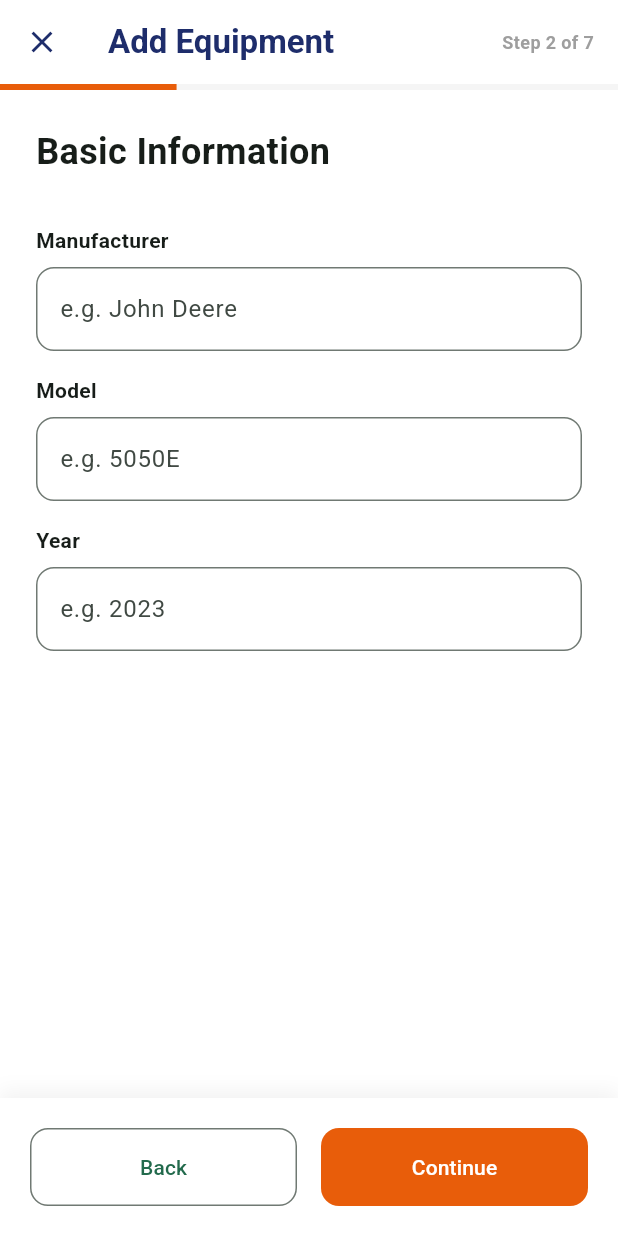
After one commit to akamsr/fgtagro_mobile, a Flutter app: the EquipmentPublicationScreen screen opened by its route, after a tap on "Continue", on a phone screen of 412 x 824 dp. The commit adds this screen. Run offline on Flutter 3.47's test engine with Material 3 defaults, Android fonts, the phone set to English and light mode, and no system bars; our stand-ins replace auto_route, connectivity_plus, dartz, device_info_plus, dio, equatable and 24 more; missing offline and left inert: flutter_branch_sdk; accounts and stored records are empty; generated files the repository leaves out were written again; Roboto replaces fonts that are missing (Gilroy); statements that could not run were skipped.

Commit message:
finalized business module: finished product and equipment steppers, integrated order action sheets, and refined navigation flows

```diff
--- /dev/null
+++ b/lib/modules/business/rental/screens/equipment_publication_stepper.dart
@@ -0,0 +1,177 @@
+import 'package:auto_route/auto_route.dart';
+import 'package:fgtagro_mobile/utils/theme/colors.dart';
+import 'package:flutter/material.dart';
+
+@RoutePage()
+class EquipmentPublicationScreen extends StatefulWidget {
+  const EquipmentPublicationScreen({super.key});
+
+  @override
+  State<EquipmentPublicationScreen> createState() => _EquipmentPublicationScreenState();
+}
+
+class _EquipmentPublicationScreenState extends State<EquipmentPublicationScreen> {
+  int _currentStep = 1;
+  final int _totalSteps = 7;
+
+  void _nextStep() => setState(() => _currentStep < _totalSteps ? _currentStep++ : null);
+  void _prevStep() => setState(() => _currentStep > 1 ? _currentStep-- : null);
+
+  @override
+  Widget build(BuildContext context) {
+    return Scaffold(
+      backgroundColor: Colors.white,
+      appBar: AppBar(
+        title: const Text('Add Equipment', style: TextStyle(fontWeight: FontWeight.bold, color: AppColors.secondaryColor)),
+        backgroundColor: Colors.white,
+        elevation: 0,
+        leading: IconButton(icon: const Icon(Icons.close, color: AppColors.secondaryColor), onPressed: () => context.router.pop()),
+        actions: [Center(child: Padding(padding: const EdgeInsets.only(right: 16), child: Text('Step $_currentStep of $_totalSteps', style: const TextStyle(color: Colors.grey, fontWeight: FontWeight.bold, fontSize: 12))))],
+      ),
+      body: Column(
+        children: [
+          LinearProgressIndicator(value: _currentStep / _totalSteps, backgroundColor: Colors.grey.shade100, valueColor: const AlwaysStoppedAnimation<Color>(AppColors.primaryColor), minHeight: 4),
+          Expanded(child: SingleChildScrollView(padding: const EdgeInsets.all(24), child: _buildStepContent())),
+          _buildBottomNav(),
+        ],
+      ),
+    );
+  }
+
+  Widget _buildStepContent() {
+    switch (_currentStep) {
+      case 1: return _buildPhotoStep();
+      case 2: return _buildBasicInfoStep();
+      case 3: return _buildDocumentStep();
+      case 4: return _buildPricingStep();
+      case 5: return _buildLocationStep();
+      default: return Center(child: Text('Step $_currentStep Implementation'));
+    }
+  }
+
+  Widget _buildPhotoStep() {
+    return Column(
+      crossAxisAlignment: CrossAxisAlignment.start,
+      children: [
+        const Text('Vehicle Photos', style: TextStyle(fontSize: 24, fontWeight: FontWeight.bold)),
+        const SizedBox(height: 8),
+        const Text('Upload clear photos of all sides, dashboard, and engine.', style: TextStyle(color: Colors.grey)),
+        const SizedBox(height: 32),
+        GridView.count(
+          shrinkWrap: true,
+          physics: const NeverScrollableScrollPhysics(),
+          crossAxisCount: 2,
+          mainAxisSpacing: 16,
+          crossAxisSpacing: 16,
+          children: List.generate(4, (i) => Container(
+            decoration: BoxDecoration(color: Colors.grey.shade50, borderRadius: BorderRadius.circular(16), border: Border.all(color: Colors.grey.shade200)),
+            child: const Center(child: Icon(Icons.add_a_photo_outlined, color: Colors.grey)),
+          )),
+        ),
+      ],
+    );
+  }
+
+  Widget _buildBasicInfoStep() {
+    return Column(
+      crossAxisAlignment: CrossAxisAlignment.start,
+      children: [
+        const Text('Basic Information', style: TextStyle(fontSize: 24, fontWeight: FontWeight.bold)),
+        const SizedBox(height: 32),
+        _buildTextField('Manufacturer', 'e.g. John Deere'),
+        const SizedBox(height: 16),
+        _buildTextField('Model', 'e.g. 5050E'),
+        const SizedBox(height: 16),
+        _buildTextField('Year', 'e.g. 2023'),
+      ],
+    );
+  }
+
+  Widget _buildDocumentStep() {
+    return Column(
+      crossAxisAlignment: CrossAxisAlignment.start,
+      children: [
+        const Text('Required Documents', style: TextStyle(fontSize: 24, fontWeight: FontWeight.bold)),
+        const SizedBox(height: 32),
+        _buildDocUploadTile('Insurance Policy', 'Upload PDF or JPG'),
+        const SizedBox(height: 16),
+        _buildDocUploadTile('Registration Document', 'Upload PDF or JPG'),
+      ],
+    );
+  }
+
+  Widget _buildPricingStep() {
+    return Column(
+      crossAxisAlignment: CrossAxisAlignment.start,
+      children: [
+        const Text('Rental Pricing', style: TextStyle(fontSize: 24, fontWeight: FontWeight.bold)),
+        const SizedBox(height: 32),
+        Row(
+          children: [
+            Expanded(child: _buildTextField('Hourly Rate', 'FCFA')),
+            const SizedBox(width: 16),
+            Expanded(child: _buildTextField('Daily Rate', 'FCFA')),
+          ],
+        ),
+        const SizedBox(height: 24),
+        _buildTextField('Security Deposit', 'FCFA'),
+        const SizedBox(height: 12),
+        const Text('Note: Deposit is held by FGT AGRO and released after inspection.', style: TextStyle(fontSize: 12, color: Colors.grey)),
+      ],
+    );
+  }
+
+  Widget _buildLocationStep() {
+    return Column(
+      crossAxisAlignment: CrossAxisAlignment.start,
+      children: [
+        const Text('Base Location', style: TextStyle(fontSize: 24, fontWeight: FontWeight.bold)),
+        const SizedBox(height: 32),
+        Container(
+          height: 200,
+          width: double.infinity,
+          decoration: BoxDecoration(color: Colors.grey.shade100, borderRadius: BorderRadius.circular(16), border: Border.all(color: Colors.grey.shade200)),
+          child: const Center(child: Text('Map Integration Placeholder')),
+        ),
+        const SizedBox(height: 24),
+        _buildTextField('Operation Radius', 'e.g. 50 km'),
+      ],
+    );
+  }
+
+  Widget _buildTextField(String label, String hint) {
+    return Column(crossAxisAlignment: CrossAxisAlignment.start, children: [
+      Text(label, style: const TextStyle(fontWeight: FontWeight.bold)),
+      const SizedBox(height: 8),
+      TextField(decoration: InputDecoration(hintText: hint, border: OutlineInputBorder(borderRadius: BorderRadius.circular(12)))),
+    ]);
+  }
+
+  Widget _buildDocUploadTile(String title, String subtitle) {
+    return Container(
+      padding: const EdgeInsets.all(16),
+      decoration: BoxDecoration(borderRadius: BorderRadius.circular(12), border: Border.all(color: Colors.grey.shade200)),
+      child: Row(children: [
+        const Icon(Icons.description_outlined, color: AppColors.primaryColor),
+        const SizedBox(width: 16),
+        Expanded(child: Column(crossAxisAlignment: CrossAxisAlignment.start, children: [
+          Text(title, style: const TextStyle(fontWeight: FontWeight.bold)),
+          Text(subtitle, style: TextStyle(fontSize: 12, color: Colors.grey.shade500)),
+        ])),
+        const Icon(Icons.upload_file_outlined, color: Colors.grey),
+      ]),
+    );
+  }
+
+  Widget _buildBottomNav() {
+    return Container(
+      padding: const EdgeInsets.all(20),
+      decoration: BoxDecoration(color: Colors.white, boxShadow: [BoxShadow(color: Colors.black.withOpacity(0.05), blurRadius: 10, offset: const Offset(0, -5))]),
+      child: Row(children: [
+        if (_currentStep > 1) Expanded(child: OutlinedButton(onPressed: _prevStep, style: OutlinedButton.styleFrom(padding: const EdgeInsets.symmetric(vertical: 16), shape: RoundedRectangleBorder(borderRadius: BorderRadius.circular(12))), child: const Text('Back'))),
+        if (_currentStep > 1) const SizedBox(width: 16),
+        Expanded(child: ElevatedButton(onPressed: _nextStep, style: ElevatedButton.styleFrom(backgroundColor: AppColors.primaryColor, foregroundColor: Colors.white, padding: const EdgeInsets.symmetric(vertical: 16), shape: RoundedRectangleBorder(borderRadius: BorderRadius.circular(12)), elevation: 0), child: Text(_currentStep == _totalSteps ? 'Submit' : 'Continue'))),
+      ]),
+    );
+  }
+}
--- a/lib/modules/business/rental/screens/seller_rental_list.dart
+++ b/lib/modules/business/rental/screens/seller_rental_list.dart
@@ -38,7 +38,7 @@ class _SellerRentalListScreenState extends State<SellerRentalListScreen> with Si
             padding: const EdgeInsets.only(right: 16),
             child: IconButton(
               icon: const Icon(Icons.add_box_outlined, color: AppColors.primaryColor),
-              onPressed: () {}, // Add Equipment
+              onPressed: () => context.router.push(const EquipmentPublicationRoute()),
             ),
           ),
         ],
--- a/lib/routes/router.dart
+++ b/lib/routes/router.dart
@@ -32,6 +32,7 @@ class AppRouter extends RootStackRouter {
       AutoRoute(page: FavouritesRoute.page),
        AutoRoute(page: SellerOrderListRoute.page),
        AutoRoute(page: SellerRentalListRoute.page),
+       AutoRoute(page: EquipmentPublicationRoute.page),
 
     // Main navigation home page
     AutoRoute(
```
Also changed, not shown: lib/modules/business/order/screens/seller_order_list.dart (+9 -1 lines), lib/modules/business/order/widgets/order_action_sheet.dart (added, +136 -0 lines), lib/modules/business/product/screens/product_publication_stepper.dart (+134 -3 lines), 2 other files.
